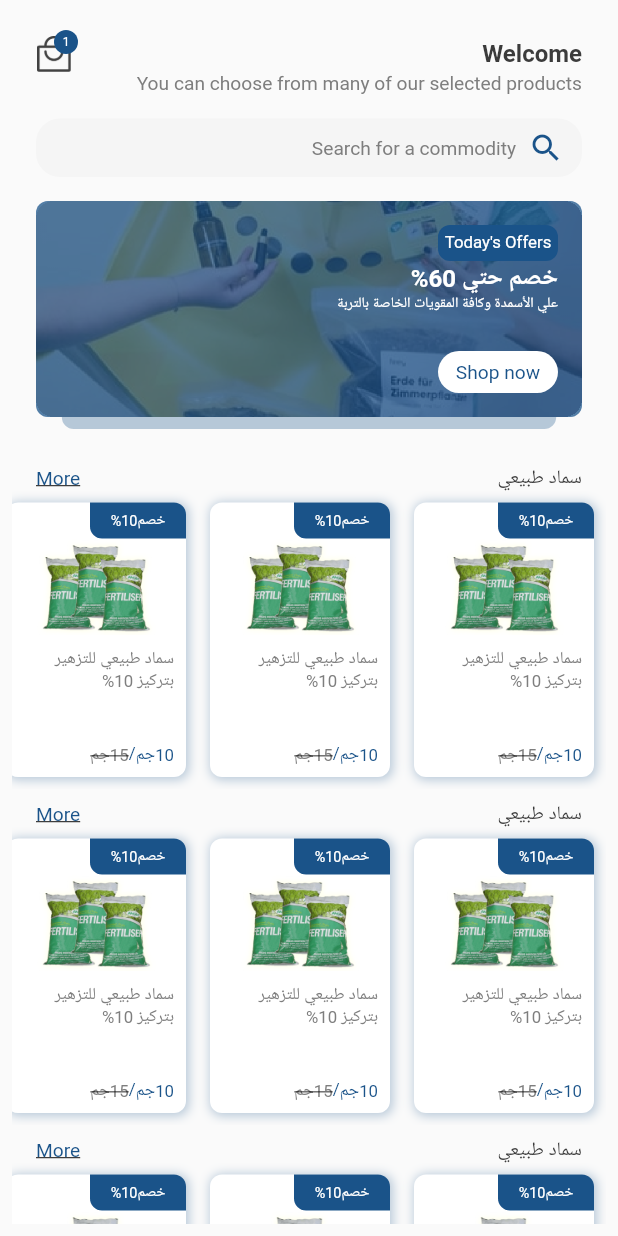
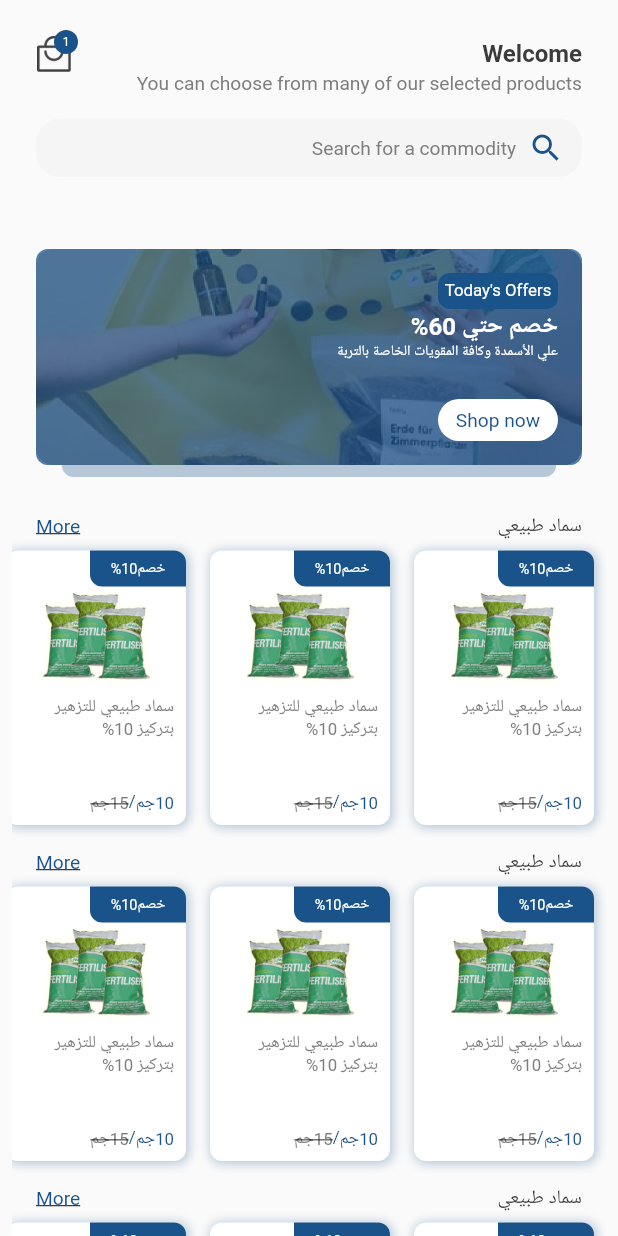
Before and after one commit to muslimadille/abaqe_elnakheal_app, a Flutter app: the HomeScreen widget shown alone on an empty page, opened directly, on a phone screen of 412 x 824 dp. Run offline on Flutter 3.47's test engine with Material 2 defaults, Android fonts, the phone set to English and light mode, and no system bars; our stand-ins replace cached_network_image, dio, easy_localization, flutter_svg, google_fonts, otp_text_field and 3 more; missing offline and left inert: dio_cache_interceptor, multi_image_picker2; accounts and stored records are empty; Roboto replaces fonts that are missing (Cairo).

Commit message:
home screen ui

```diff
--- a/lib/modules/home/home_screen.dart
+++ b/lib/modules/home/home_screen.dart
@@ -23,7 +23,11 @@
     return SafeArea(child: BaseScreen(body: Container(
       child: Column(children: [
         _header(),
-        Expanded(child: HomeCategoriesListWidget(),)
+        Expanded(child: SingleChildScrollView(child:
+        Column(children: const [
+          AdsWidget(),
+          HomeCategoriesListWidget(),
+        ],),))
 
       ],),
     )));
@@ -41,8 +45,6 @@
         Text(tr("home_title"),style: S.h3(color: C.GREY_3),),
           SizedBox(height: D.default_20,),
           HomeSearchWidget(),
-          SizedBox(height: D.default_20,),
-          AdsWidget(),
         ],),
     );
   }
--- a/lib/modules/home/items/ads_widget.dart
+++ b/lib/modules/home/items/ads_widget.dart
@@ -14,6 +14,7 @@
     return Container(
       width: double.infinity,
       height: D.default_180,
+      margin: EdgeInsets.all(D.default_30),
 
       decoration: BoxDecoration(
         borderRadius: BorderRadius.circular(D.default_10),
--- a/lib/modules/home/items/home_categories_list_widget/hom_gategories_list.dart
+++ b/lib/modules/home/items/home_categories_list_widget/hom_gategories_list.dart
@@ -9,13 +9,14 @@
   @override
   Widget build(BuildContext context) {
     return Container(
+      height: 3*D.default_300,
       padding: EdgeInsets.all(D.default_10),
       child: ListView.builder(
-          itemBuilder: (context,index){
-      return HomeCategoriesListItem();
-    },
-      itemCount: 3,
-        scrollDirection: Axis.vertical,
-      ),);
+          itemBuilder: (context, index) {
+            return HomeCategoriesListItem();
+          },
+          itemCount: 3,
+          physics: const NeverScrollableScrollPhysics()),
+    );
   }
 }
```
